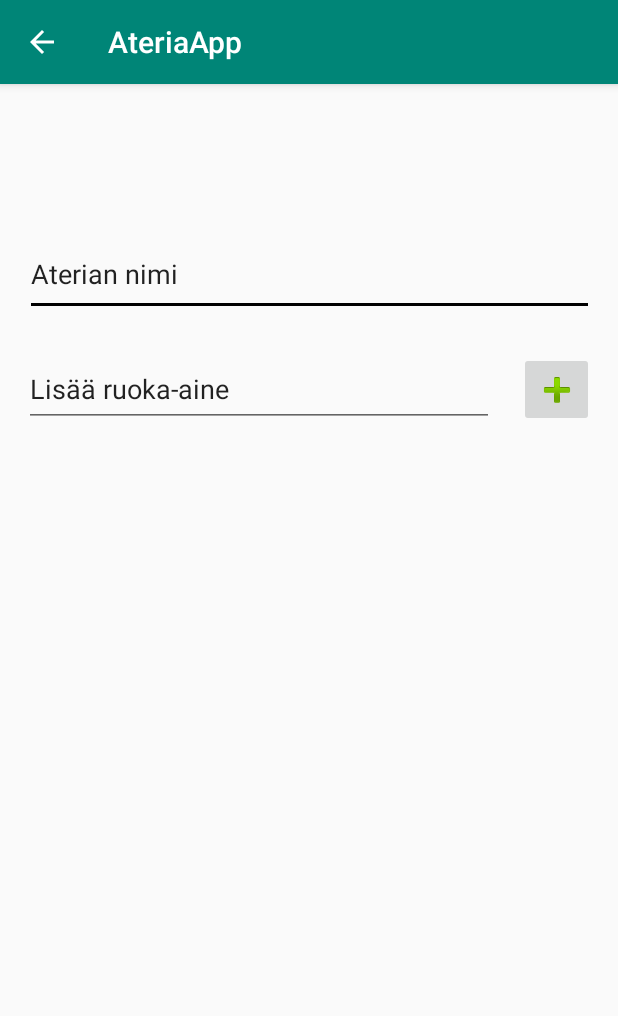
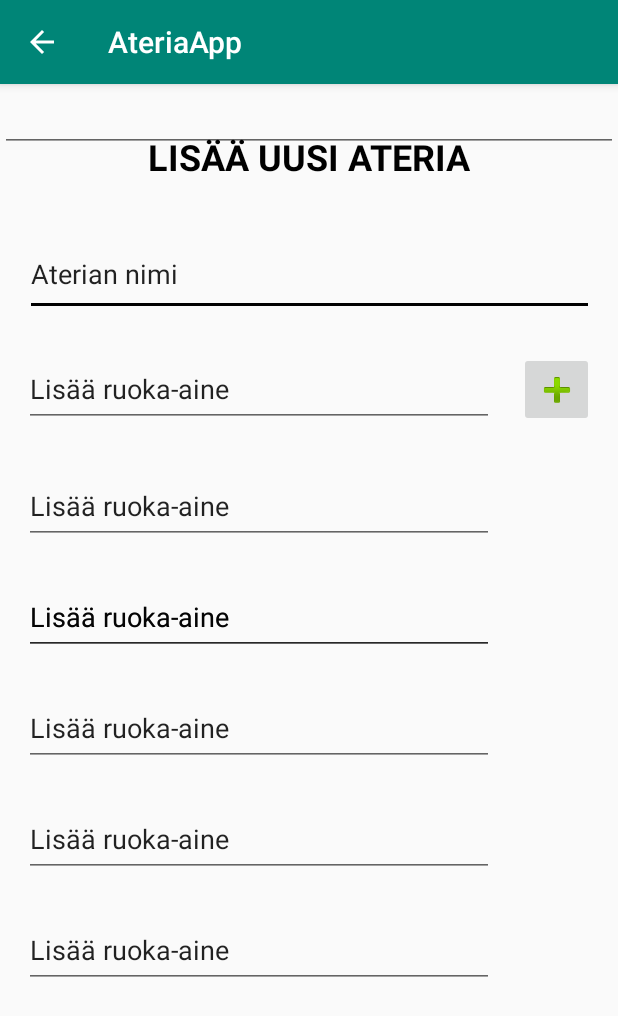
Before and after one commit to Ruon1s/AteriaApp, an Android app: the lisaaAteria screen opened directly, with no data from a screen before it, after a tap on an icon or button, on a phone screen of 412 x 824 dp. Shown: the top 1016 px of the screen. Run offline under Robolectric (Android 15) with nearby library versions, the phone set to English and light mode, and no system bars.

Commit message:
s<podjgp+0osdg

```diff
--- a/app/src/main/AndroidManifest.xml
+++ b/app/src/main/AndroidManifest.xml
@@ -9,9 +9,10 @@
         android:roundIcon="@mipmap/ic_launcher_round"
         android:supportsRtl="true"
         android:theme="@style/AppTheme">
-        <activity android:name=".ostosLista"></activity>
+        <activity android:name=".ostosLista"
+            android:parentActivityName=".MainActivity"></activity>
         <activity android:name=".lisaaAteria"
-            android:parentActivityName=".MainActivity"/>
+            android:parentActivityName=".AteriaNakyma"/>
         <activity android:name=".AteriaNakyma"
             android:parentActivityName=".MainActivity"/>
         <activity android:name=".MainActivity">
--- a/app/src/main/java/com/example/ateriaapp/AteriaNakyma.java
+++ b/app/src/main/java/com/example/ateriaapp/AteriaNakyma.java
@@ -4,9 +4,12 @@ import androidx.appcompat.app.AppCompatActivity;
 
 import android.content.Intent;
 import android.os.Bundle;
+import android.view.View;
 import android.widget.TextView;
 
 public class AteriaNakyma extends AppCompatActivity {
+
+
 
     @Override
     protected void onCreate(Bundle savedInstanceState) {
@@ -19,4 +22,12 @@ public class AteriaNakyma extends AppCompatActivity {
         TextView dateview = (TextView) findViewById(R.id.dateView);
         dateview.setText(date);
     }
+
+
+    public void createNewMeal(View view) {
+        Intent intent = new Intent(this, lisaaAteria.class);
+        startActivity(intent);
+
+
+    }
 }
--- a/app/src/main/java/com/example/ateriaapp/lisaaAteria.java
+++ b/app/src/main/java/com/example/ateriaapp/lisaaAteria.java
@@ -1,28 +1,44 @@
 package com.example.ateriaapp;
 
 import androidx.appcompat.app.AppCompatActivity;
+import androidx.constraintlayout.widget.ConstraintLayout;
+import androidx.constraintlayout.widget.ConstraintSet;
+
 import android.content.Intent;
 import android.os.Bundle;
 import android.view.View;
+import android.view.ViewGroup;
+import android.widget.EditText;
 import android.widget.TextView;
 
 public class lisaaAteria extends AppCompatActivity {
+    public ConstraintLayout container;
+    public EditText ruoka_aine;
 
     @Override
     protected void onCreate(Bundle savedInstanceState) {
         super.onCreate(savedInstanceState);
         setContentView(R.layout.activity_lisaa_ateria);
-
-        Intent intent = getIntent();
-        String date = intent.getStringExtra("date");
-
-        TextView dateview = (TextView) findViewById(R.id.dateView);
-        dateview.setText(date);
+        container = (ConstraintLayout) findViewById(R.id.LisaaAteria);
+        ruoka_aine = (EditText) findViewById(R.id.ruoka_aine);
     }
 
 
-    public void lisaaAine(View view) {
+    public void addIngredient(View view) {
 
+        container.addView(addNewEditView());
 
     }
+
+    private EditText addNewEditView() {
+        final ConstraintLayout.LayoutParams lparams = new ConstraintLayout.LayoutParams(ViewGroup.LayoutParams.MATCH_PARENT, ViewGroup.LayoutParams.WRAP_CONTENT);
+        final EditText editText = new EditText(this);
+        editText.setLayoutParams(lparams);
+        ConstraintSet cs = new ConstraintSet();
+        cs.connect(editText.getId(), ConstraintSet.TOP,
+                ruoka_aine.getId(), ConstraintSet.BOTTOM, 14);
+        cs.applyTo(container);
+
+        return editText;
+    }
 }
--- a/app/src/main/res/layout/activity_ateria_nakyma.xml
+++ b/app/src/main/res/layout/activity_ateria_nakyma.xml
@@ -10,8 +10,9 @@
     <ListView
         android:layout_width="394dp"
         android:layout_height="450dp"
-        tools:layout_editor_absoluteX="8dp"
-        tools:layout_editor_absoluteY="131dp" />
+        android:layout_marginTop="16dp"
+        app:layout_constraintTop_toBottomOf="@+id/textView2"
+        tools:layout_editor_absoluteX="8dp" />
 
     <TextView
         android:id="@+id/dateView"
@@ -47,8 +48,26 @@
         android:textColor="@color/colorAccent"
         android:textSize="24sp"
         android:textStyle="bold"
-        app:layout_constraintBottom_toTopOf="@+id/_dynamic"
         app:layout_constraintEnd_toEndOf="parent"
         app:layout_constraintStart_toStartOf="parent"
         app:layout_constraintTop_toBottomOf="@+id/dateView" />
+
+    <Button
+        android:id="@+id/button"
+        android:layout_width="381dp"
+        android:layout_height="71dp"
+        android:layout_marginStart="16dp"
+        android:layout_marginLeft="16dp"
+        android:layout_marginTop="16dp"
+        android:layout_marginEnd="16dp"
+        android:layout_marginRight="16dp"
+        android:layout_marginBottom="16dp"
+        android:onClick="createNewMeal"
+        android:text="Lisää uusi ateria"
+        android:textSize="24sp"
+        android:textStyle="bold"
+        app:layout_constraintBottom_toBottomOf="parent"
+        app:layout_constraintEnd_toEndOf="parent"
+        app:layout_constraintStart_toStartOf="parent"
+        app:layout_constraintTop_toBottomOf="@+id/_dynamic" />
 </androidx.constraintlayout.widget.ConstraintLayout>
--- a/app/src/main/res/layout/activity_lisaa_ateria.xml
+++ b/app/src/main/res/layout/activity_lisaa_ateria.xml
@@ -37,6 +37,84 @@
         app:layout_constraintStart_toStartOf="parent"
         app:layout_constraintTop_toBottomOf="@+id/ateriaNimi" />
 
+    <EditText
+        android:id="@+id/ruoka_aine2"
+        android:layout_width="313dp"
+        android:layout_height="50dp"
+        android:layout_marginStart="16dp"
+        android:layout_marginLeft="16dp"
+        android:layout_marginTop="28dp"
+        android:ems="10"
+        android:inputType="textPersonName"
+        android:text="Lisää ruoka-aine"
+        app:layout_constraintStart_toStartOf="parent"
+        app:layout_constraintTop_toBottomOf="@+id/ruoka_aine" />
+
+    <EditText
+        android:id="@+id/ruoka_aine3"
+        android:layout_width="313dp"
+        android:layout_height="50dp"
+        android:layout_marginStart="16dp"
+        android:layout_marginLeft="16dp"
+        android:layout_marginTop="24dp"
+        android:ems="10"
+        android:inputType="textPersonName"
+        android:text="Lisää ruoka-aine"
+        app:layout_constraintStart_toStartOf="parent"
+        app:layout_constraintTop_toBottomOf="@+id/ruoka_aine2" />
+
+    <EditText
+        android:id="@+id/ruoka_aine4"
+        android:layout_width="313dp"
+        android:layout_height="50dp"
+        android:layout_marginStart="16dp"
+        android:layout_marginLeft="16dp"
+        android:layout_marginTop="24dp"
+        android:ems="10"
+        android:inputType="textPersonName"
+        android:text="Lisää ruoka-aine"
+        app:layout_constraintStart_toStartOf="parent"
+        app:layout_constraintTop_toBottomOf="@+id/ruoka_aine2" />
+
+    <EditText
+        android:id="@+id/ruoka_aine5"
+        android:layout_width="313dp"
+        android:layout_height="50dp"
+        android:layout_marginStart="16dp"
+        android:layout_marginLeft="16dp"
+        android:layout_marginTop="24dp"
+        android:ems="10"
+        android:inputType="textPersonName"
+        android:text="Lisää ruoka-aine"
+        app:layout_constraintStart_toStartOf="parent"
+        app:layout_constraintTop_toBottomOf="@+id/ruoka_aine4" />
+
+    <EditText
+        android:id="@+id/ruoka_aine6"
+        android:layout_width="313dp"
+        android:layout_height="50dp"
+        android:layout_marginStart="16dp"
+        android:layout_marginLeft="16dp"
+        android:layout_marginTop="24dp"
+        android:ems="10"
+        android:inputType="textPersonName"
+        android:text="Lisää ruoka-aine"
+        app:layout_constraintStart_toStartOf="parent"
+        app:layout_constraintTop_toBottomOf="@+id/ruoka_aine5" />
+
+    <EditText
+        android:id="@+id/ruoka_aine7"
+        android:layout_width="313dp"
+        android:layout_height="50dp"
+        android:layout_marginStart="16dp"
+        android:layout_marginLeft="16dp"
+        android:layout_marginTop="24dp"
+        android:ems="10"
+        android:inputType="textPersonName"
+        android:text="Lisää ruoka-aine"
+        app:layout_constraintStart_toStartOf="parent"
+        app:layout_constraintTop_toBottomOf="@+id/ruoka_aine6" />
+
     <ImageButton
         android:id="@+id/AddButton"
         android:layout_width="50dp"
@@ -46,7 +124,7 @@
         android:layout_marginTop="24dp"
         android:layout_marginEnd="16dp"
         android:layout_marginRight="16dp"
-        android:onClick="lisaaAine"
+        android:onClick="addIngredient"
         app:layout_constraintEnd_toEndOf="parent"
         app:layout_constraintHorizontal_bias="1.0"
         app:layout_constraintStart_toEndOf="@+id/ruoka_aine"
@@ -62,6 +140,7 @@
         android:layout_marginTop="32dp"
         android:layout_marginEnd="8dp"
         android:layout_marginRight="8dp"
+        android:text="Lisää uusi ateria"
         android:textAlignment="center"
         android:textAllCaps="true"
         android:textColor="@color/colorAccent"
```
